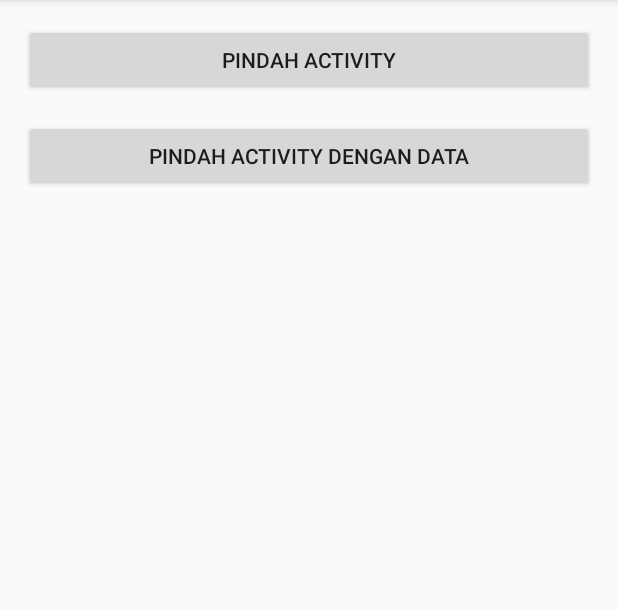
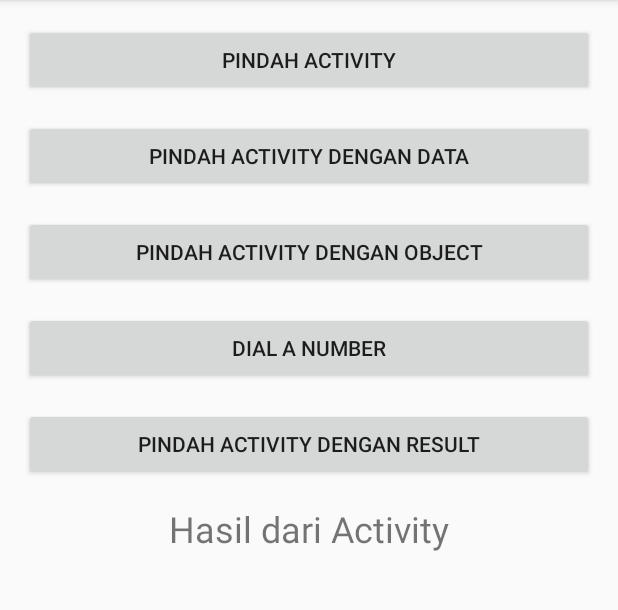
Before and after one commit to jokoss92/MyIntentApp, an Android app: the screen it shows after launch (MainActivity), on a phone screen of 412 x 824 dp, the part 84-694 px from its top. Run offline under Robolectric (Android 15) with nearby library versions, the phone set to English and light mode, and no system bars.

Commit message:
Latihan Intent Explicit dengan Parcelable

```diff
--- a/app/src/main/AndroidManifest.xml
+++ b/app/src/main/AndroidManifest.xml
@@ -9,7 +9,9 @@
         android:roundIcon="@mipmap/ic_launcher_round"
         android:supportsRtl="true"
         android:theme="@style/AppTheme">
-        <activity android:name=".MoveWithDataActivity"></activity>
+        <activity android:name=".MoveForResultActivity"></activity>
+        <activity android:name=".MoveWithObjectActivity" />
+        <activity android:name=".MoveWithDataActivity" />
         <activity android:name=".MoveActivity" />
         <activity android:name=".MainActivity">
             <intent-filter>
--- a/app/src/main/java/id/ac/mercubuana/joko_ss/myintentapp/MainActivity.java
+++ b/app/src/main/java/id/ac/mercubuana/joko_ss/myintentapp/MainActivity.java
@@ -1,15 +1,23 @@
 package id.ac.mercubuana.joko_ss.myintentapp;
 
 import android.content.Intent;
+import android.net.Uri;
 import android.support.v7.app.AppCompatActivity;
 import android.os.Bundle;
 import android.view.View;
 import android.widget.Button;
+import android.widget.TextView;
 
 public class MainActivity extends AppCompatActivity implements View.OnClickListener {
 
     Button btnMoveActivity;
     Button btnMoveWithDataActivity;
+    Button btnMoveWithObject;
+    Button btnDialPhone;
+    Button btnMoveForResult;
+    TextView tvResult;
+
+    private int REQUEST_CODE = 100;
 
     @Override
     protected void onCreate(Bundle savedInstanceState) {
@@ -17,12 +25,21 @@ public class MainActivity extends AppCompatActivity implements View.OnClickListe
         setContentView(R.layout.activity_main);
 
         btnMoveActivity = findViewById(R.id.btn_move_activity);
-
         btnMoveActivity.setOnClickListener(this);
 
         btnMoveWithDataActivity = findViewById(R.id.btn_move_activity_data);
+        btnMoveWithDataActivity.setOnClickListener(this);
 
-        btnMoveWithDataActivity.setOnClickListener(this);
+        btnMoveWithObject = findViewById(R.id.btn_move_activity_object);
+        btnMoveWithObject.setOnClickListener(this);
+
+        btnMoveForResult = findViewById(R.id.btn_move_for_result);
+        btnMoveForResult.setOnClickListener(this);
+
+        tvResult = findViewById(R.id.tv_result);
+
+        btnDialPhone = findViewById(R.id.btn_dial_number);
+        btnDialPhone.setOnClickListener(this);
     }
 
     @Override
@@ -41,6 +58,40 @@ public class MainActivity extends AppCompatActivity implements View.OnClickListe
                 startActivity(moveWithDataIntent);
                 break;
 
+            case R.id.btn_move_activity_object:
+                Person person = new Person();
+                person.setName("DicodingAcademy");
+                person.setAge(5);
+                person.setEmail("academy@dicoding.com");
+                person.setCity("Bandung");
+
+                Intent moveWithObjectIntent = new Intent(MainActivity.this, MoveWithObjectActivity.class);
+                moveWithObjectIntent.putExtra(MoveWithObjectActivity.EXTRA_PERSON, person);
+                startActivity(moveWithObjectIntent);
+                break;
+
+            case R.id.btn_move_for_result:
+                Intent moveForResultIntent = new Intent(MainActivity.this, MoveForResultActivity.class);
+                startActivityForResult(moveForResultIntent, REQUEST_CODE);
+                break;
+
+            case R.id.btn_dial_number :
+                String phoneNumber = "083894339120";
+                Intent dialPhoneIntenb = new Intent(Intent.ACTION_DIAL, Uri.parse("tel:"+phoneNumber));
+                startActivity(dialPhoneIntenb);
+                break;
+
         }
     }
+    @Override
+    protected void onActivityResult(int requestCode, int resultCode, Intent data){
+        super.onActivityResult(requestCode, resultCode, data);
+        if(requestCode == REQUEST_CODE){
+            if (resultCode == MoveForResultActivity.RESULT_CODE){
+                int selectedValue = data.getIntExtra(MoveForResultActivity.EXTRA_SELECTED_VALUE,0);
+                tvResult.setText(String.format("Hasil : %s", selectedValue));
+            }
+        }
+    }
+
 }
--- a/app/src/main/res/layout/activity_main.xml
+++ b/app/src/main/res/layout/activity_main.xml
@@ -25,5 +25,34 @@
         android:layout_marginBottom="@dimen/activity_vertical_margin"
         android:text="@string/move_with_data" />
 
+    <Button
+        android:id="@+id/btn_move_activity_object"
+        android:layout_width="match_parent"
+        android:layout_height="wrap_content"
+        android:layout_marginBottom="@dimen/activity_vertical_margin"
+        android:text="@string/move_with_object" />
+
+    <Button
+        android:id="@+id/btn_dial_number"
+        android:layout_width="match_parent"
+        android:layout_height="wrap_content"
+        android:layout_marginBottom="@dimen/activity_vertical_margin"
+        android:text="@string/dial_number"/>
+
+    <Button
+        android:layout_width="match_parent"
+        android:layout_height="wrap_content"
+        android:id="@+id/btn_move_for_result"
+        android:layout_marginBottom="@dimen/activity_vertical_margin"
+        android:text="@string/move_with_result"/>
+
+    <TextView
+        android:layout_width="match_parent"
+        android:layout_height="wrap_content"
+        android:id="@+id/tv_result"
+        android:gravity="center"
+        android:text="@string/result_from_activity"
+        android:textSize="24sp"/>
+
 
 </LinearLayout>
--- a/app/src/main/res/layout/activity_move.xml
+++ b/app/src/main/res/layout/activity_move_with_object.xml
@@ -8,11 +8,12 @@
     android:paddingTop="@dimen/activity_vertical_margin"
     android:paddingRight="@dimen/activity_horizontal_margin"
     android:paddingBottom="@dimen/activity_vertical_margin"
-    tools:context=".MoveActivity">
+    tools:context=".MoveWithDataActivity">
 
     <TextView
+        android:id="@+id/tv_object_received"
         android:layout_width="match_parent"
         android:layout_height="wrap_content"
-        android:text="@string/this_is_moveactivity" />
+        android:text="@string/object_received"/>
 
 </RelativeLayout>
--- a/app/src/main/res/values/strings.xml
+++ b/app/src/main/res/values/strings.xml
@@ -3,12 +3,14 @@
     <string name="move_activity">Pindah Activity</string>
     <string name="move_with_data">Pindah Activity dengan Data</string>
     <string name="move_with_object">Pindah Activity dengan Object</string>
+    <string name="move_with_result">Pindah Activity dengan Result</string>
     <string name="dial_number">Dial a Number</string>
     <string name="result_from_activity">Hasil dari Activity</string>
     <string name="_50">50</string>
     <string name="_100">100</string>
     <string name="_150">150</string>
     <string name="_200">200</string>
+    <string name="choose_number">Pilih angka yang kamu suka</string>
     <string name="choose">Pilih</string>
     <string name="data_received">Data Diterima</string>
     <string name="object_received">Object Diterima</string>
--- a/build.gradle
+++ b/build.gradle
@@ -7,7 +7,7 @@ buildscript {
 
     }
     dependencies {
-        classpath 'com.android.tools.build:gradle:3.3.1'
+        classpath 'com.android.tools.build:gradle:3.4.1'
 
         // NOTE: Do not place your application dependencies here; they belong
         // in the individual module build.gradle files
```
Also changed, not shown: app/src/main/java/id/ac/mercubuana/joko_ss/myintentapp/MoveForResultActivity.java (added, +65 -0 lines), app/src/main/java/id/ac/mercubuana/joko_ss/myintentapp/MoveWithObjectActivity.java (added, +24 -0 lines), app/src/main/java/id/ac/mercubuana/joko_ss/myintentapp/Person.java (added, +78 -0 lines), app/src/main/res/layout/activity_move_for_result.xml (added, +62 -0 lines), app/src/main/res/layout/activity_move_with_data.xml (+5 -5 lines), gradle/wrapper/gradle-wrapper.properties.
